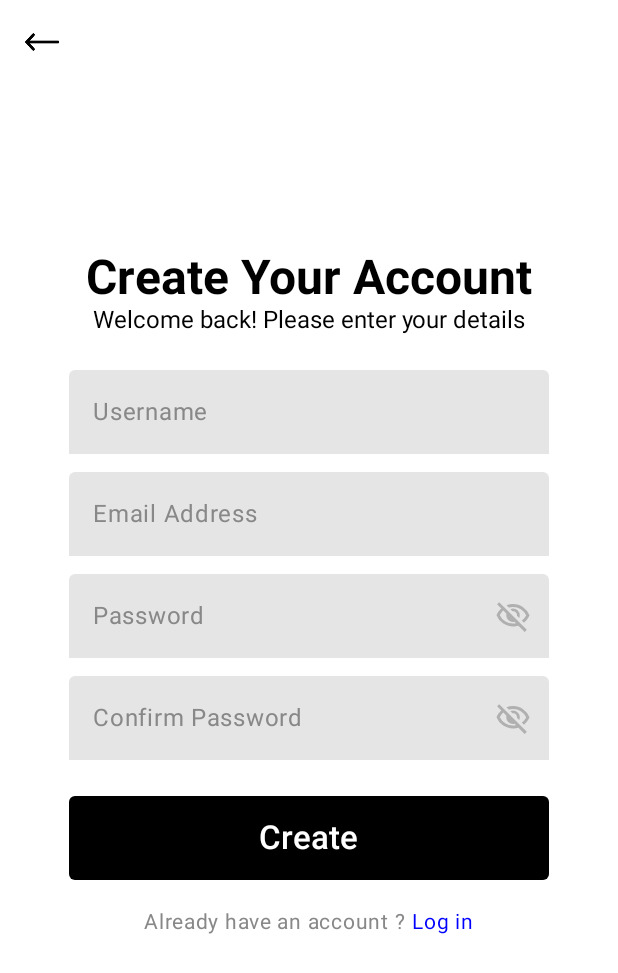
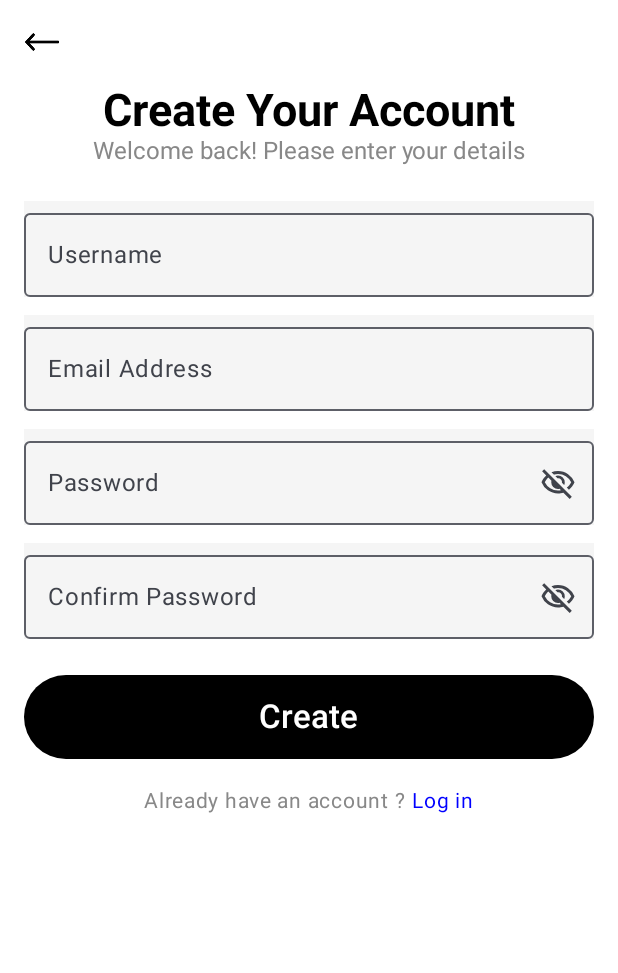
Before and after one commit to bktrung/intro2se-cq22_3-group15, an Android app built with Jetpack Compose: the composable CreateAccountScreen shown on its own in the app's theme, on a phone screen of 412 x 824 dp. Shown: the top 973 px of the screen. Run offline under Robolectric (Android 15) with nearby library versions, the phone set to English and light mode, and no system bars.

Commit message:
Fix local file

```diff
--- a/src/frontend/YouManage/app/src/main/java/com/example/youmanage/screens/CreateAccountScreen.kt
+++ b/src/frontend/YouManage/app/src/main/java/com/example/youmanage/screens/CreateAccountScreen.kt
@@ -1,33 +1,20 @@
 package com.example.youmanage.screens
+
 
 import android.annotation.SuppressLint
 import androidx.compose.foundation.Image
 import androidx.compose.foundation.background
 import androidx.compose.foundation.clickable
-import androidx.compose.foundation.layout.Arrangement
-import androidx.compose.foundation.layout.Box
-import androidx.compose.foundation.layout.Column
-import androidx.compose.foundation.layout.Row
-import androidx.compose.foundation.layout.Spacer
-import androidx.compose.foundation.layout.fillMaxSize
-import androidx.compose.foundation.layout.fillMaxWidth
-import androidx.compose.foundation.layout.height
-import androidx.compose.foundation.layout.padding
-import androidx.compose.foundation.layout.size
-import androidx.compose.foundation.shape.RoundedCornerShape
+import androidx.compose.foundation.layout.*
 import androidx.compose.foundation.text.KeyboardOptions
 import androidx.compose.material3.Button
 import androidx.compose.material3.ButtonDefaults
-import androidx.compose.material3.ExperimentalMaterial3Api
+import androidx.compose.material3.Divider
 import androidx.compose.material3.Icon
+import androidx.compose.material3.OutlinedTextField
 import androidx.compose.material3.Text
-import androidx.compose.material3.TextField
 import androidx.compose.material3.TextFieldDefaults
-import androidx.compose.runtime.Composable
-import androidx.compose.runtime.getValue
-import androidx.compose.runtime.mutableStateOf
-import androidx.compose.runtime.remember
-import androidx.compose.runtime.setValue
+import androidx.compose.runtime.*
 import androidx.compose.ui.Alignment
 import androidx.compose.ui.Modifier
 import androidx.compose.ui.graphics.Color
@@ -37,14 +24,11 @@ import androidx.compose.ui.text.font.FontWeight
 import androidx.compose.ui.text.input.KeyboardType
 import androidx.compose.ui.text.input.PasswordVisualTransformation
 import androidx.compose.ui.text.input.VisualTransformation
-import androidx.compose.ui.tooling.preview.Preview
 import androidx.compose.ui.unit.dp
 import androidx.compose.ui.unit.sp
 import androidx.navigation.NavController
-import androidx.navigation.compose.rememberNavController
 import com.example.youmanage.R
 
-@OptIn(ExperimentalMaterial3Api::class)
 @SuppressLint("UnusedMaterial3ScaffoldPaddingParameter")
 @Composable
 fun CreateAccountScreen(navController: NavController) {
@@ -61,77 +45,72 @@ fun CreateAccountScreen(navController: NavController) {
             .background(Color.White)
             .padding(16.dp)
     ) {
+        // Mũi tên chỉ về bên trái
         Image(
             painter = painterResource(id = R.drawable.left),
             contentDescription = "Back",
             modifier = Modifier
                 .size(24.dp)
-                .clickable { navController.navigate("manage_task") }
+                .clickable { navController.navigate("manage_task") } // Điều hướng tới Manage Task
         )
 
+        // Nội dung chính
         Column(
             modifier = Modifier
                 .fillMaxSize()
-                .padding(top = 150.dp),
+                .padding(top = 40.dp),
             horizontalAlignment = Alignment.CenterHorizontally
         ) {
+            // Tiêu đề
             Text(
                 text = "Create Your Account",
                 style = TextStyle(
-                    fontSize = 32.sp,
+                    fontSize = 30.sp,
                     fontWeight = FontWeight.Bold
                 ),
                 color = Color.Black
             )
 
+            // Phụ đề
             Text(
                 text = "Welcome back! Please enter your details",
                 style = TextStyle(
                     fontSize = 16.sp
                 ),
-                color = Color.Black
+                color = Color.Gray
             )
 
             Spacer(modifier = Modifier.height(24.dp))
 
-            // Định nghĩa màu sắc cho TextField
-            val textFieldColors = TextFieldDefaults.colors(
-                focusedContainerColor = Color(0x1A000000),
-                unfocusedContainerColor = Color(0x1A000000),
-                focusedIndicatorColor = Color.Transparent,
-                unfocusedIndicatorColor = Color.Transparent,
-            )
-
-            TextField(
+            // Trường nhập Username
+            OutlinedTextField(
                 value = username,
                 onValueChange = { username = it },
-                label = { Text("Username", color = Color.Gray) },
-                colors = textFieldColors,
+                label = { Text("Username") },
                 modifier = Modifier
                     .fillMaxWidth()
-                    .padding(horizontal = 30.dp)
-                    .background(Color.Transparent)
+                    .background(Color.LightGray.copy(alpha = 0.2f))
             )
 
             Spacer(modifier = Modifier.height(12.dp))
 
-            TextField(
+            // Trường nhập Email Address
+            OutlinedTextField(
                 value = email,
                 onValueChange = { email = it },
-                label = { Text("Email Address", color = Color.Gray) },
-                colors = textFieldColors,
+                label = { Text("Email Address") },
                 modifier = Modifier
                     .fillMaxWidth()
-                    .padding(horizontal = 30.dp)
-                    .background(Color.Transparent)
+                    .background(Color.LightGray.copy(alpha = 0.2f))
             )
 
             Spacer(modifier = Modifier.height(12.dp))
 
-            TextField(
+            // Trường nhập Password
+            OutlinedTextField(
                 value = password,
                 onValueChange = { password = it },
-                label = { Text("Password", color = Color.Gray) },
+                label = { Text("Password") },
                 trailingIcon = {
                     Icon(
                         painter = painterResource(
@@ -140,25 +119,23 @@ fun CreateAccountScreen(navController: NavController) {
                         contentDescription = "Toggle password visibility",
                         modifier = Modifier.clickable {
                             passwordVisible = !passwordVisible
-                        },
-                        tint = Color(0xFFB0B0B0) // Màu xám nhạt dễ nhìn
+                        }
                     )
                 },
                 visualTransformation = if (passwordVisible) VisualTransformation.None else PasswordVisualTransformation(),
                 keyboardOptions = KeyboardOptions(keyboardType = KeyboardType.Password),
-                colors = textFieldColors,
                 modifier = Modifier
                     .fillMaxWidth()
-                    .padding(horizontal = 30.dp)
-                    .background(Color.Transparent)
+                    .background(Color.LightGray.copy(alpha = 0.2f))
             )
 
             Spacer(modifier = Modifier.height(12.dp))
 
-            TextField(
+            // Trường nhập Confirm Password
+            OutlinedTextField(
                 value = confirmPassword,
                 onValueChange = { confirmPassword = it },
-                label = { Text("Confirm Password", color = Color.Gray) },
+                label = { Text("Confirm Password") },
                 trailingIcon = {
                     Icon(
                         painter = painterResource(
@@ -167,28 +144,24 @@ fun CreateAccountScreen(navController: NavController) {
                         contentDescription = "Toggle password visibility",
                         modifier = Modifier.clickable {
                             confirmPasswordVisible = !confirmPasswordVisible
-                        },
-                        tint = Color(0xFFB0B0B0) // Màu xám nhạt dễ nhìn
+                        }
                     )
                 },
                 visualTransformation = if (confirmPasswordVisible) VisualTransformation.None else PasswordVisualTransformation(),
                 keyboardOptions = KeyboardOptions(keyboardType = KeyboardType.Password),
-                colors = textFieldColors,
                 modifier = Modifier
                     .fillMaxWidth()
-                    .padding(horizontal = 30.dp)
-                    .background(Color.Transparent)
+                    .background(Color.LightGray.copy(alpha = 0.2f))
             )
 
             Spacer(modifier = Modifier.height(24.dp))
 
+            // Nút Create
             Button(
                 onClick = { /* TODO: Thêm xử lý tạo tài khoản */ },
                 modifier = Modifier
                     .fillMaxWidth()
-                    .height(56.dp)
-                    .padding(horizontal = 30.dp),
-                shape = RoundedCornerShape(4.dp),
+                    .height(56.dp),
                 colors = ButtonDefaults.buttonColors(
                     containerColor = Color.Black
                 )
@@ -202,6 +175,7 @@ fun CreateAccountScreen(navController: NavController) {
 
             Spacer(modifier = Modifier.height(16.dp))
 
+            // Dòng thông báo đăng nhập
             Row(
                 horizontalArrangement = Arrangement.Center,
                 verticalAlignment = Alignment.CenterVertically
@@ -223,10 +197,3 @@ fun CreateAccountScreen(navController: NavController) {
         }
     }
 }
-
-@Preview(showBackground = true)
-@Composable
-fun PreviewCreateAccountScreen() {
-    val navController = rememberNavController()
-    CreateAccountScreen(navController)
-}
--- a/src/frontend/YouManage/gradle/libs.versions.toml
+++ b/src/frontend/YouManage/gradle/libs.versions.toml
@@ -1,5 +1,5 @@
 [versions]
-agp = "8.6.1"
+agp = "8.5.1"
 kotlin = "1.9.0"
 coreKtx = "1.13.1"
 junit = "4.13.2"
```
Also changed, not shown: src/frontend/YouManage/app/src/main/java/com/example/youmanage/screens/LoginScreen2.kt (+31 -114 lines), src/frontend/YouManage/app/src/main/java/com/example/youmanage/screens/ManageTaskScreen.kt (+3 -11 lines), src/frontend/YouManage/app/src/main/java/com/example/youmanage/screens/ProjectScreen.kt (deleted, +0 -205 lines), src/frontend/YouManage/app/src/main/res/drawable-nodpi/img_add.png (deleted), src/frontend/YouManage/app/src/main/res/drawable-nodpi/img_arrow.png (deleted), src/frontend/YouManage/app/src/main/res/drawable-nodpi/img_book.png (deleted), src/frontend/YouManage/app/src/main/res/drawable-nodpi/img_calendar.png (deleted), src/frontend/YouManage/app/src/main/res/drawable-nodpi/img_home.png (deleted), src/frontend/YouManage/app/src/main/res/drawable-nodpi/img_person.png (deleted), src/frontend/YouManage/app/src/main/res/drawable-nodpi/img_search.png (deleted), src/frontend/YouManage/app/src/main/res/drawable-nodpi/img_task.png (deleted).
